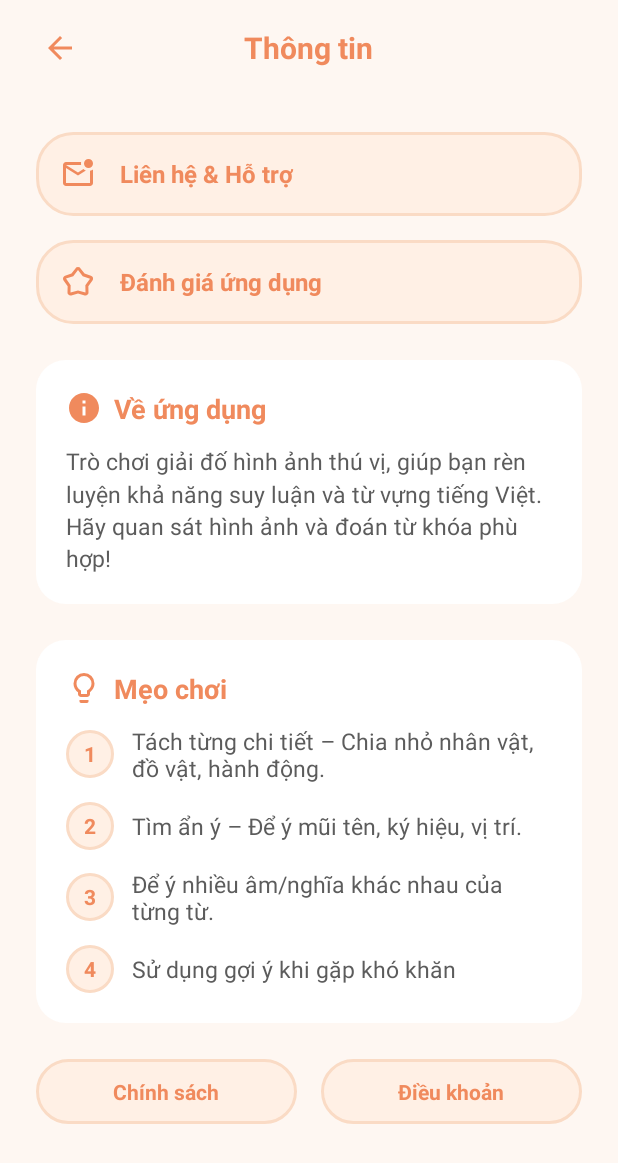
After one commit to minhanhi/DuoiHinhBatChu, an Android app: the InfoActivity screen opened directly, with no data from a screen before it, on a phone screen of 412 x 824 dp. The commit adds this screen. Shown: the top 1163 px of the screen. Run offline under Robolectric (Android 15) with nearby library versions, the phone set to English and light mode, and no system bars.

Commit message:
xong thông tin, cài đặt, nhạc nhẽo, css blabla

```diff
--- a/app/src/main/AndroidManifest.xml
+++ b/app/src/main/AndroidManifest.xml
@@ -14,6 +14,9 @@
         android:supportsRtl="true"
         android:usesCleartextTraffic="true"
         android:theme="@style/Theme.DuoiHinhBatChuGame">
+        <activity
+            android:name=".InfoActivity"
+            android:exported="false" />
         <activity
             android:name=".PlayActivity"
             android:exported="true">
--- /dev/null
+++ b/app/src/main/java/com/example/duoihinhbatchugame/InfoActivity.java
@@ -0,0 +1,38 @@
+package com.example.duoihinhbatchugame;
+
+import androidx.appcompat.app.AppCompatActivity;
+import android.os.Bundle;
+import android.widget.ImageButton; // <-- Đảm bảo có import này
+import android.view.View; // <-- Và import này cho (View v -> ...)
+
+// Các import mặc định của bạn
+import androidx.core.graphics.Insets;
+import androidx.core.view.ViewCompat;
+import androidx.core.view.WindowInsetsCompat;
+import androidx.activity.EdgeToEdge;
+
+public class InfoActivity extends AppCompatActivity {
+
+    ImageButton btnBack;
+
+    @Override
+    protected void onCreate(Bundle savedInstanceState) {
+        super.onCreate(savedInstanceState);
+        EdgeToEdge.enable(this);
+        setContentView(R.layout.activity_info);
+
+        ViewCompat.setOnApplyWindowInsetsListener(findViewById(R.id.main), (v, insets) -> {
+            Insets systemBars = insets.getInsets(WindowInsetsCompat.Type.systemBars());
+            v.setPadding(systemBars.left, systemBars.top, systemBars.right, systemBars.bottom);
+            return insets;
+        });
+
+        btnBack = findViewById(R.id.btnBack);
+
+        btnBack.setOnClickListener((View v) -> {
+            onBackPressed();
+        });
+
+    }
+
+}
--- a/app/src/main/java/com/example/duoihinhbatchugame/MainActivity.java
+++ b/app/src/main/java/com/example/duoihinhbatchugame/MainActivity.java
@@ -4,6 +4,7 @@ import android.content.Intent;
 import android.os.Bundle;
 import android.view.View;
 import android.widget.Button;
+import android.widget.ImageButton;
 import android.widget.Toast;
 
 import androidx.appcompat.app.AppCompatActivity;
@@ -27,6 +28,7 @@ import java.util.List;
 public class MainActivity extends AppCompatActivity {
 
     Button btnPlay;
+    ImageButton btnInfo;
 
     // ĐÃ THÊM DÒNG KHAI BÁO BIẾN CẦN THIẾT NÀY
     private DatabaseReference databaseRef;
@@ -102,4 +104,9 @@ public class MainActivity extends AppCompatActivity {
         Intent intent = new Intent(this, SettingsActivity.class);
         startActivity(intent);
     }
+
+    public void moThongTin(View view) {
+        Intent intent = new Intent(this, InfoActivity.class);
+        startActivity(intent);
+    }
 }
--- /dev/null
+++ b/app/src/main/res/drawable/bg_info_button.xml
@@ -0,0 +1,7 @@
+<?xml version="1.0" encoding="utf-8"?>
+<shape xmlns:android="http://schemas.android.com/apk/res/android"
+    android:shape="rectangle">
+    <solid android:color="#FFF0E5" />
+    <corners android:radius="24dp" />
+    <stroke android:width="2dp" android:color="#FADBC5" />
+</shape>
--- /dev/null
+++ b/app/src/main/res/drawable/bg_info_section.xml
@@ -0,0 +1,6 @@
+<?xml version="1.0" encoding="utf-8"?>
+<shape xmlns:android="http://schemas.android.com/apk/res/android"
+    android:shape="rectangle">
+    <solid android:color="@android:color/white" />
+    <corners android:radius="20dp" />
+</shape>
--- /dev/null
+++ b/app/src/main/res/drawable/ic_baseline_arrow_back.xml
@@ -0,0 +1,9 @@
+<vector xmlns:android="http://schemas.android.com/apk/res/android"
+    android:width="24dp"
+    android:height="24dp"
+    android:viewportWidth="960"
+    android:viewportHeight="960">
+    <path
+        android:pathData="m313,520 l224,224 -57,56 -320,-320 320,-320 57,56 -224,224h487v80L313,520Z"
+        android:fillColor="#e3e3e3"/>
+</vector>
--- /dev/null
+++ b/app/src/main/res/drawable/ic_baseline_email.xml
@@ -0,0 +1,9 @@
+<vector xmlns:android="http://schemas.android.com/apk/res/android"
+    android:width="24dp"
+    android:height="24dp"
+    android:viewportWidth="960"
+    android:viewportHeight="960">
+    <path
+        android:pathData="M160,800q-33,0 -56.5,-23.5T80,720v-480q0,-33 23.5,-56.5T160,160h404q-4,20 -4,40t4,40L160,240l320,200 146,-91q14,13 30.5,22.5T691,388L480,520 160,320v400h640v-324q23,-5 43,-14t37,-22v360q0,33 -23.5,56.5T800,800L160,800ZM160,240v480,-480ZM760,320q-50,0 -85,-35t-35,-85q0,-50 35,-85t85,-35q50,0 85,35t35,85q0,50 -35,85t-85,35Z"
+        android:fillColor="#e3e3e3"/>
+</vector>
--- /dev/null
+++ b/app/src/main/res/drawable/ic_baseline_info.xml
@@ -0,0 +1,5 @@
+<vector xmlns:android="http://schemas.android.com/apk/res/android" android:height="24dp" android:tint="#000000" android:viewportHeight="24" android:viewportWidth="24" android:width="24dp">
+
+    <path android:fillColor="@android:color/white" android:pathData="M12,2C6.48,2 2,6.48 2,12s4.48,10 10,10 10,-4.48 10,-10S17.52,2 12,2zM13,17h-2v-6h2v6zM13,9h-2L11,7h2v2z"/>
+
+</vector>
--- /dev/null
+++ b/app/src/main/res/drawable/ic_baseline_lightbulb.xml
@@ -0,0 +1,9 @@
+<vector xmlns:android="http://schemas.android.com/apk/res/android"
+    android:width="24dp"
+    android:height="24dp"
+    android:viewportWidth="960"
+    android:viewportHeight="960">
+    <path
+        android:pathData="M400,720q-33,0 -56.5,-23.5T320,640v-50q-57,-39 -88.5,-100T200,360q0,-117 81.5,-198.5T480,80q117,0 198.5,81.5T760,360q0,69 -31.5,129.5T640,590v50q0,33 -23.5,56.5T560,720L400,720ZM400,640h160v-92l34,-24q41,-28 63.5,-71.5T680,360q0,-83 -58.5,-141.5T480,160q-83,0 -141.5,58.5T280,360q0,49 22.5,92.5T366,524l34,24v92ZM400,880q-17,0 -28.5,-11.5T360,840v-40h240v40q0,17 -11.5,28.5T560,880L400,880ZM480,360Z"
+        android:fillColor="#e3e3e3"/>
+</vector>
--- /dev/null
+++ b/app/src/main/res/drawable/ic_baseline_star.xml
@@ -0,0 +1,9 @@
+<vector xmlns:android="http://schemas.android.com/apk/res/android"
+    android:width="24dp"
+    android:height="24dp"
+    android:viewportWidth="960"
+    android:viewportHeight="960">
+    <path
+        android:pathData="m305,256 l112,-145q12,-16 28.5,-23.5T480,80q18,0 34.5,7.5T543,111l112,145 170,57q26,8 41,29.5t15,47.5q0,12 -3.5,24T866,437L756,593l4,164q1,35 -23,59t-56,24q-2,0 -22,-3l-179,-50 -179,50q-5,2 -11,2.5t-11,0.5q-32,0 -56,-24t-23,-59l4,-165L95,437q-8,-11 -11.5,-23T80,390q0,-25 14.5,-46.5T135,313l170,-57ZM354,325 L160,389 284,568 280,759 480,704 680,760 676,568 800,391 606,325 480,160 354,325ZM480,460Z"
+        android:fillColor="#e3e3e3"/>
+</vector>
--- /dev/null
+++ b/app/src/main/res/layout/activity_info.xml
@@ -0,0 +1,177 @@
+<?xml version="1.0" encoding="utf-8"?>
+<LinearLayout xmlns:android="http://schemas.android.com/apk/res/android"
+    xmlns:app="http://schemas.android.com/apk/res-auto"
+    xmlns:tools="http://schemas.android.com/tools"
+    android:id="@+id/main" android:layout_width="match_parent"
+    android:layout_height="match_parent"
+    android:orientation="vertical"
+    android:background="#FEF7F2"
+    tools:context="com.example.duoihinhbatchugame.InfoActivity">
+
+    <RelativeLayout
+        android:layout_width="match_parent"
+        android:layout_height="?attr/actionBarSize"
+        android:paddingHorizontal="16dp">
+
+        <ImageButton
+            android:id="@+id/btnBack"
+            android:layout_width="48dp"
+            android:layout_height="48dp"
+            android:layout_centerVertical="true"
+            android:src="@drawable/ic_baseline_arrow_back"
+            android:background="?attr/selectableItemBackgroundBorderless"
+            android:contentDescription="Quay về"
+            app:tint="#F08A5D" /> <TextView
+        android:layout_width="wrap_content"
+        android:layout_height="wrap_content"
+        android:layout_centerInParent="true"
+        android:text="Thông tin"
+        android:textColor="#F08A5D"
+        android:textSize="20sp"
+        android:textStyle="bold" />
+    </RelativeLayout>
+
+    <ScrollView
+        android:layout_width="match_parent"
+        android:layout_height="match_parent"
+        android:fillViewport="true">
+
+        <LinearLayout
+            android:layout_width="match_parent"
+            android:layout_height="wrap_content"
+            android:orientation="vertical"
+            android:padding="24dp">
+
+            <TextView
+                android:layout_width="match_parent"
+                android:layout_height="wrap_content"
+                android:background="@drawable/bg_info_button"
+                android:drawablePadding="16dp"
+                android:gravity="center_vertical"
+                android:padding="16dp"
+                android:text="Liên hệ &amp; Hỗ trợ"
+                android:textColor="#F08A5D"
+                android:textSize="16sp"
+                android:textStyle="bold"
+                app:drawableStartCompat="@drawable/ic_baseline_email"
+                app:drawableTint="#F08A5D" />
+
+            <TextView
+                android:layout_width="match_parent"
+                android:layout_height="wrap_content"
+                android:layout_marginTop="16dp"
+                android:background="@drawable/bg_info_button"
+                android:drawablePadding="16dp"
+                android:gravity="center_vertical"
+                android:padding="16dp"
+                android:text="Đánh giá ứng dụng"
+                android:textColor="#F08A5D"
+                android:textSize="16sp"
+                android:textStyle="bold"
+                app:drawableStartCompat="@drawable/ic_baseline_star"
+                app:drawableTint="#F08A5D" />
+
+            <LinearLayout
+                android:layout_width="match_parent"
+                android:layout_height="wrap_content"
+                android:layout_marginTop="24dp"
+                android:background="@drawable/bg_info_section"
+                android:orientation="vertical"
+                android:padding="20dp">
+
+                <TextView
+                    android:layout_width="wrap_content"
+                    android:layout_height="wrap_content"
+                    android:drawablePadding="8dp"
+                    android:gravity="center_vertical"
+                    android:text="Về ứng dụng"
+                    android:textColor="#F08A5D"
+                    android:textSize="18sp"
+                    android:textStyle="bold"
+                    app:drawableStartCompat="@drawable/ic_baseline_info"
+                    app:drawableTint="#F08A5D" />
+
+                <TextView
+                    android:layout_width="wrap_content"
+                    android:layout_height="wrap_content"
+                    android:layout_marginTop="12dp"
+                    android:text="Trò chơi giải đố hình ảnh thú vị, giúp bạn rèn luyện khả năng suy luận và từ vựng tiếng Việt. Hãy quan sát hình ảnh và đoán từ khóa phù hợp!"
+                    android:textColor="#5C5C5C"
+                    android:textSize="15sp"
+                    android:lineSpacingMultiplier="1.2" />
+
+            </LinearLayout>
+
+            <LinearLayout
+                android:layout_width="match_parent"
+                android:layout_height="wrap_content"
+                android:layout_marginTop="24dp"
+                android:background="@drawable/bg_info_section"
+                android:orientation="vertical"
+                android:padding="20dp">
+
+                <TextView
+                    android:layout_width="wrap_content"
+                    android:layout_height="wrap_content"
+                    android:drawablePadding="8dp"
+                    android:gravity="center_vertical"
+                    android:text="Mẹo chơi"
+                    android:textColor="#F08A5D"
+                    android:textSize="18sp"
+                    android:textStyle="bold"
+                    app:drawableStartCompat="@drawable/ic_baseline_lightbulb"
+                    app:drawableTint="#F08A5D" />
+
+                <LinearLayout android:layout_width="match_parent" android:layout_height="wrap_content" android:orientation="horizontal" android:layout_marginTop="12dp" android:gravity="center_vertical">
+                    <TextView android:layout_width="32dp" android:layout_height="32dp" android:background="@drawable/bg_info_button" android:text="1" android:textColor="#F08A5D" android:textStyle="bold" android:gravity="center" />
+                    <TextView android:layout_width="match_parent" android:layout_height="wrap_content" android:layout_marginStart="12dp" android:text="Tách từng chi tiết – Chia nhỏ nhân vật, đồ vật, hành động." android:textColor="#5C5C5C" android:textSize="15sp" />
+                </LinearLayout>
+                <LinearLayout android:layout_width="match_parent" android:layout_height="wrap_content" android:orientation="horizontal" android:layout_marginTop="12dp" android:gravity="center_vertical">
+                    <TextView android:layout_width="32dp" android:layout_height="32dp" android:background="@drawable/bg_info_button" android:text="2" android:textColor="#F08A5D" android:textStyle="bold" android:gravity="center" />
+                    <TextView android:layout_width="match_parent" android:layout_height="wrap_content" android:layout_marginStart="12dp" android:text="Tìm ẩn ý – Để ý mũi tên, ký hiệu, vị trí." android:textColor="#5C5C5C" android:textSize="15sp" />
+                </LinearLayout>
+                <LinearLayout android:layout_width="match_parent" android:layout_height="wrap_content" android:orientation="horizontal" android:layout_marginTop="12dp" android:gravity="center_vertical">
+                    <TextView android:layout_width="32dp" android:layout_height="32dp" android:background="@drawable/bg_info_button" android:text="3" android:textColor="#F08A5D" android:textStyle="bold" android:gravity="center" />
+                    <TextView android:layout_width="match_parent" android:layout_height="wrap_content" android:layout_marginStart="12dp" android:text="Để ý nhiều âm/nghĩa khác nhau của từng từ." android:textColor="#5C5C5C" android:textSize="15sp" />
+                </LinearLayout>
+                <LinearLayout android:layout_width="match_parent" android:layout_height="wrap_content" android:orientation="horizontal" android:layout_marginTop="12dp" android:gravity="center_vertical">
+                    <TextView android:layout_width="32dp" android:layout_height="32dp" android:background="@drawable/bg_info_button" android:text="4" android:textColor="#F08A5D" android:textStyle="bold" android:gravity="center" />
+                    <TextView android:layout_width="match_parent" android:layout_height="wrap_content" android:layout_marginStart="12dp" android:text="Sử dụng gợi ý khi gặp khó khăn" android:textColor="#5C5C5C" android:textSize="15sp" />
+                </LinearLayout>
+
+            </LinearLayout>
+
+            <LinearLayout
+                android:layout_width="match_parent"
+                android:layout_height="wrap_content"
+                android:layout_marginTop="24dp"
+                android:layout_marginBottom="24dp"
+                android:orientation="horizontal">
+
+                <TextView
+                    android:layout_width="0dp"
+                    android:layout_height="wrap_content"
+                    android:layout_weight="1"
+                    android:background="@drawable/bg_info_button"
+                    android:gravity="center"
+                    android:paddingVertical="12dp"
+                    android:text="Chính sách"
+                    android:textColor="#F08A5D"
+                    android:textStyle="bold" />
+
+                <TextView
+                    android:layout_width="0dp"
+                    android:layout_height="wrap_content"
+                    android:layout_marginStart="16dp"
+                    android:layout_weight="1"
+                    android:background="@drawable/bg_info_button"
+                    android:gravity="center"
+                    android:paddingVertical="12dp"
+                    android:text="Điều khoản"
+                    android:textColor="#F08A5D"
+                    android:textStyle="bold" />
+            </LinearLayout>
+
+        </LinearLayout>
+    </ScrollView>
+</LinearLayout>
--- a/app/src/main/res/layout/activity_main.xml
+++ b/app/src/main/res/layout/activity_main.xml
@@ -47,4 +47,20 @@
         app:layout_constraintBottom_toBottomOf="parent"
         app:layout_constraintEnd_toEndOf="parent"
         app:layout_constraintStart_toStartOf="parent" />
+
+    <ImageButton
+        android:id="@+id/btnInfo"
+        android:layout_width="48dp"
+        android:layout_height="48dp"
+        android:padding="8dp"
+        android:background="@android:color/transparent"
+        android:onClick="moThongTin"
+        app:layout_constraintBottom_toBottomOf="parent"
+        app:layout_constraintEnd_toEndOf="parent"
+        app:layout_constraintHorizontal_bias="0.022"
+        app:layout_constraintStart_toStartOf="parent"
+        app:layout_constraintTop_toTopOf="parent"
+        app:layout_constraintVertical_bias="0.024"
+        app:srcCompat="@drawable/ic_baseline_info" />
+
 </androidx.constraintlayout.widget.ConstraintLayout>
```
